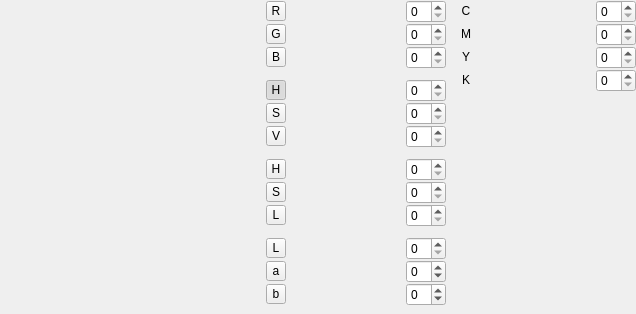
The window that src/widgets/colorpicker.ui (deiflou/ibp) describes before a commit, drawn with Qt 5.
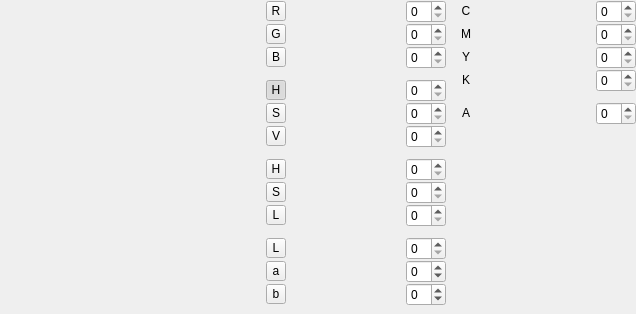
The same window after the commit. Custom widgets are drawn as their Qt base class.

Patch:
```diff
--- a/src/widgets/colorpicker.ui
+++ b/src/widgets/colorpicker.ui
@@ -1326,6 +1326,83 @@
        </item>
       </layout>
      </item>
+     <item>
+      <layout class="QVBoxLayout" name="verticalLayout_13">
+       <property name="spacing">
+        <number>0</number>
+       </property>
+       <item>
+        <layout class="QHBoxLayout" name="horizontalLayout_27" stretch="0,1,0">
+         <property name="spacing">
+          <number>5</number>
+         </property>
+         <item>
+          <widget class="QLabel" name="label_5">
+           <property name="minimumSize">
+            <size>
+             <width>20</width>
+             <height>20</height>
+            </size>
+           </property>
+           <property name="maximumSize">
+            <size>
+             <width>20</width>
+             <height>20</height>
+            </size>
+           </property>
+           <property name="text">
+            <string>A</string>
+           </property>
+           <property name="alignment">
+            <set>Qt::AlignCenter</set>
+           </property>
+          </widget>
+         </item>
+         <item>
+          <widget class="anitools::widgets::ColorSlider" name="mSliderAlpha" native="true">
+           <property name="minimumSize">
+            <size>
+             <width>100</width>
+             <height>8</height>
+            </size>
+           </property>
+           <property name="maximumSize">
+            <size>
+             <width>16777215</width>
+             <height>10</height>
+            </size>
+           </property>
+          </widget>
+         </item>
+         <item>
+          <widget class="QSpinBox" name="mSpinAlpha">
+           <property name="sizePolicy">
+            <sizepolicy hsizetype="Fixed" vsizetype="Fixed">
+             <horstretch>0</horstretch>
+             <verstretch>0</verstretch>
+            </sizepolicy>
+           </property>
+           <property name="minimumSize">
+            <size>
+             <width>40</width>
+             <height>0</height>
+            </size>
+           </property>
+           <property name="maximumSize">
+            <size>
+             <width>40</width>
+             <height>16777215</height>
+            </size>
+           </property>
+           <property name="maximum">
+            <number>255</number>
+           </property>
+          </widget>
+         </item>
+        </layout>
+       </item>
+      </layout>
+     </item>
      <item>
       <spacer name="verticalSpacer_3">
        <property name="orientation">
```
